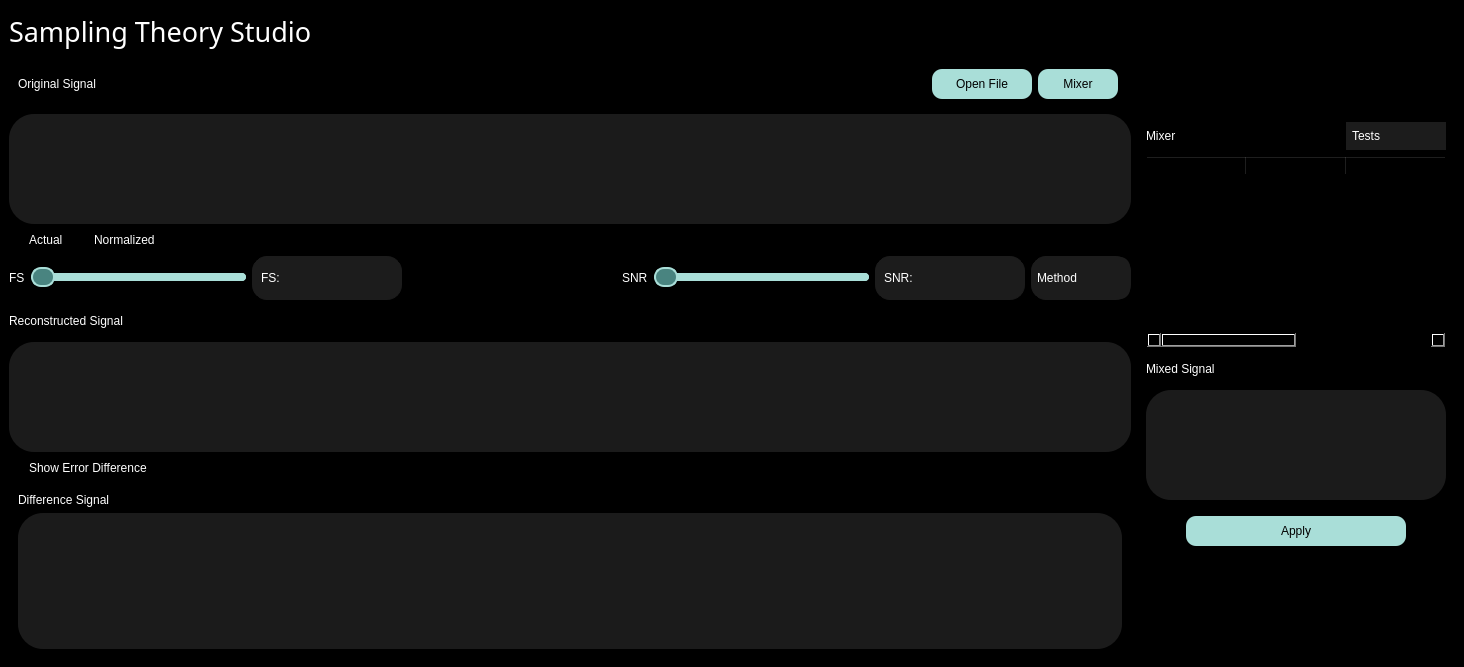
Qt form ui_version2.ui (hassnaa11/Sampling-Theory-Studio) before a commit.
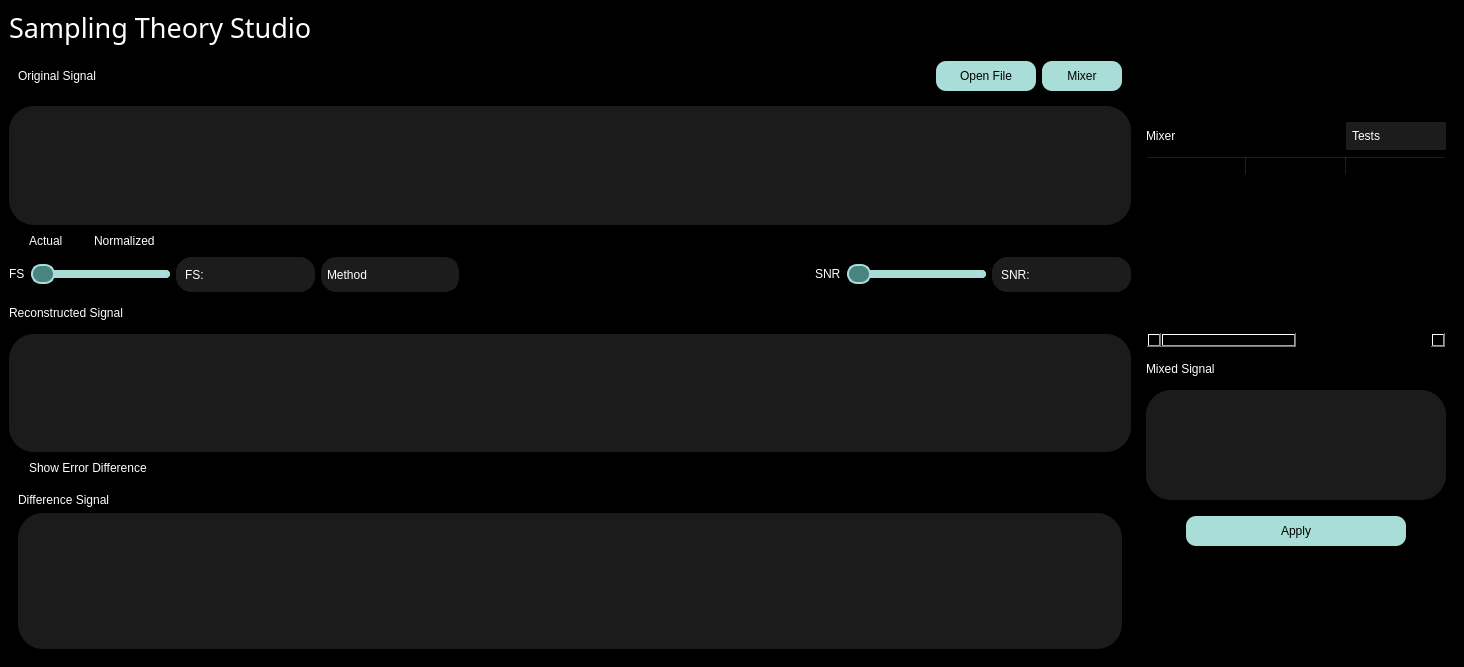
The same form after that commit. Icons and pictures are not drawn.

What changed in the file:
```diff
--- a/ui_version2.ui
+++ b/ui_version2.ui
@@ -43,16 +43,22 @@
         <item>
          <widget class="QLabel" name="title_label">
           <property name="sizePolicy">
-           <sizepolicy hsizetype="Expanding" vsizetype="Expanding">
+           <sizepolicy hsizetype="Expanding" vsizetype="Fixed">
             <horstretch>0</horstretch>
             <verstretch>0</verstretch>
            </sizepolicy>
           </property>
+          <property name="maximumSize">
+           <size>
+            <width>16777215</width>
+            <height>60</height>
+           </size>
+          </property>
           <property name="font">
            <font>
             <family>Microsoft PhagsPa</family>
             <pointsize>20</pointsize>
-            <weight>9</weight>
+            <weight>50</weight>
             <italic>false</italic>
             <bold>false</bold>
            </font>
@@ -78,7 +84,7 @@
         <item alignment="Qt::AlignLeft">
          <widget class="QWidget" name="top_task_bar_widget" native="true">
           <property name="sizePolicy">
-           <sizepolicy hsizetype="Expanding" vsizetype="Expanding">
+           <sizepolicy hsizetype="Expanding" vsizetype="Fixed">
             <horstretch>0</horstretch>
             <verstretch>0</verstretch>
            </sizepolicy>
@@ -132,7 +138,7 @@
                </property>
                <property name="sizeHint" stdset="0">
                 <size>
-                 <width>800</width>
+                 <width>1200</width>
                  <height>20</height>
                 </size>
                </property>
@@ -225,7 +231,7 @@
         <item>
          <widget class="QWidget" name="original_signal_graph" native="true">
           <property name="enabled">
-           <bool>false</bool>
+           <bool>true</bool>
           </property>
           <property name="sizePolicy">
            <sizepolicy hsizetype="Expanding" vsizetype="Expanding">
@@ -310,7 +316,7 @@
           <item>
            <widget class="QLabel" name="fs_label">
             <property name="sizePolicy">
-             <sizepolicy hsizetype="Fixed" vsizetype="Expanding">
+             <sizepolicy hsizetype="Fixed" vsizetype="Fixed">
               <horstretch>0</horstretch>
               <verstretch>0</verstretch>
              </sizepolicy>
@@ -394,14 +400,14 @@
           <item>
            <widget class="QLabel" name="label">
             <property name="sizePolicy">
-             <sizepolicy hsizetype="Expanding" vsizetype="Expanding">
+             <sizepolicy hsizetype="Expanding" vsizetype="Preferred">
               <horstretch>0</horstretch>
               <verstretch>0</verstretch>
              </sizepolicy>
             </property>
             <property name="maximumSize">
              <size>
-              <width>150</width>
+              <width>140</width>
               <height>16777215</height>
              </size>
             </property>
@@ -418,138 +424,10 @@
             </property>
            </widget>
           </item>
-          <item>
-           <layout class="QHBoxLayout" name="horizontalLayout_3">
-            <item>
-             <spacer name="horizontalSpacer_2">
-              <property name="orientation">
-               <enum>Qt::Horizontal</enum>
-              </property>
-              <property name="sizeHint" stdset="0">
-               <size>
-                <width>200</width>
-                <height>20</height>
-               </size>
-              </property>
-             </spacer>
-            </item>
-           </layout>
-          </item>
-          <item>
-           <widget class="QLabel" name="snr_label">
-            <property name="sizePolicy">
-             <sizepolicy hsizetype="Fixed" vsizetype="Preferred">
-              <horstretch>0</horstretch>
-              <verstretch>0</verstretch>
-             </sizepolicy>
-            </property>
-            <property name="maximumSize">
-             <size>
-              <width>80</width>
-              <height>16777215</height>
-             </size>
-            </property>
-            <property name="styleSheet">
-             <string notr="true">color: rgb(255, 255, 255);
-font: italic 10pt &quot;Georgia&quot;;
-</string>
-            </property>
-            <property name="text">
-             <string>SNR</string>
-            </property>
-           </widget>
-          </item>
-          <item>
-           <widget class="QSlider" name="fs_horizontalSlider">
-            <property name="sizePolicy">
-             <sizepolicy hsizetype="Expanding" vsizetype="Fixed">
-              <horstretch>0</horstretch>
-              <verstretch>0</verstretch>
-             </sizepolicy>
-            </property>
-            <property name="minimumSize">
-             <size>
-              <width>80</width>
-              <height>0</height>
-             </size>
-            </property>
-            <property name="maximumSize">
-             <size>
-              <width>250</width>
-              <height>16777215</height>
-             </size>
-            </property>
-            <property name="styleSheet">
-             <string notr="true">QSlider::groove:horizontal {
-        height: 8px;
-        background: #A9DED8;
-        border-radius: 4px;
-    }
-    QSlider::handle:horizontal {
-        background: #498480;
-        border: 2px solid #A9DED8;
-        width: 20px;
-        height: 20px;
-        margin: -6px 0;
-        border-radius: 10px;
-    }
-    QSlider::sub-page:horizontal {
-        background: #498480;
-        border-radius: 4px;
-    }
-    QSlider::add-page:horizontal {
-        background: #A9DED8;
-        border-radius: 4px;
-    }
-
- QSlider::tick-position:both {
-        height: 12px; /* Make the tick marks taller */
-        width: 3px;   /* Adjust the tick width */
-    }
-
-    QSlider::tick:horizontal {
-        background: white;  /* Make the ticks white */
-    }</string>
-            </property>
-            <property name="orientation">
-             <enum>Qt::Horizontal</enum>
-            </property>
-            <property name="tickPosition">
-             <enum>QSlider::TicksBothSides</enum>
-            </property>
-           </widget>
-          </item>
-          <item>
-           <widget class="QLabel" name="label_2">
-            <property name="sizePolicy">
-             <sizepolicy hsizetype="Expanding" vsizetype="Expanding">
-              <horstretch>0</horstretch>
-              <verstretch>0</verstretch>
-             </sizepolicy>
-            </property>
-            <property name="maximumSize">
-             <size>
-              <width>150</width>
-              <height>16777215</height>
-             </size>
-            </property>
-            <property name="styleSheet">
-             <string notr="true">  background-color: #1C1C1C;  /* Background color */
-    color: white;  /* Text color */
-    border: 1px solid #1C1C1C;
-    border-radius: 15px;  /* Rounded corners */
-    padding: 5px;
-	font: italic 10pt &quot;Georgia&quot;;</string>
-            </property>
-            <property name="text">
-             <string>SNR: </string>
-            </property>
-           </widget>
-          </item>
           <item>
            <widget class="QComboBox" name="methods_comboBox">
             <property name="sizePolicy">
-             <sizepolicy hsizetype="Fixed" vsizetype="Expanding">
+             <sizepolicy hsizetype="MinimumExpanding" vsizetype="Fixed">
               <horstretch>0</horstretch>
               <verstretch>0</verstretch>
              </sizepolicy>
@@ -614,6 +492,134 @@
             </item>
            </widget>
           </item>
+          <item>
+           <layout class="QHBoxLayout" name="horizontalLayout_3">
+            <item>
+             <spacer name="horizontalSpacer_2">
+              <property name="orientation">
+               <enum>Qt::Horizontal</enum>
+              </property>
+              <property name="sizeHint" stdset="0">
+               <size>
+                <width>350</width>
+                <height>20</height>
+               </size>
+              </property>
+             </spacer>
+            </item>
+           </layout>
+          </item>
+          <item>
+           <widget class="QLabel" name="snr_label">
+            <property name="sizePolicy">
+             <sizepolicy hsizetype="Fixed" vsizetype="Fixed">
+              <horstretch>0</horstretch>
+              <verstretch>0</verstretch>
+             </sizepolicy>
+            </property>
+            <property name="maximumSize">
+             <size>
+              <width>80</width>
+              <height>16777215</height>
+             </size>
+            </property>
+            <property name="styleSheet">
+             <string notr="true">color: rgb(255, 255, 255);
+font: italic 10pt &quot;Georgia&quot;;
+</string>
+            </property>
+            <property name="text">
+             <string>SNR</string>
+            </property>
+           </widget>
+          </item>
+          <item>
+           <widget class="QSlider" name="fs_horizontalSlider">
+            <property name="sizePolicy">
+             <sizepolicy hsizetype="Expanding" vsizetype="Fixed">
+              <horstretch>0</horstretch>
+              <verstretch>0</verstretch>
+             </sizepolicy>
+            </property>
+            <property name="minimumSize">
+             <size>
+              <width>80</width>
+              <height>0</height>
+             </size>
+            </property>
+            <property name="maximumSize">
+             <size>
+              <width>250</width>
+              <height>16777215</height>
+             </size>
+            </property>
+            <property name="styleSheet">
+             <string notr="true">QSlider::groove:horizontal {
+        height: 8px;
+        background: #A9DED8;
+        border-radius: 4px;
+    }
+    QSlider::handle:horizontal {
+        background: #498480;
+        border: 2px solid #A9DED8;
+        width: 20px;
+        height: 20px;
+        margin: -6px 0;
+        border-radius: 10px;
+    }
+    QSlider::sub-page:horizontal {
+        background: #498480;
+        border-radius: 4px;
+    }
+    QSlider::add-page:horizontal {
+        background: #A9DED8;
+        border-radius: 4px;
+    }
+
+ QSlider::tick-position:both {
+        height: 12px; /* Make the tick marks taller */
+        width: 3px;   /* Adjust the tick width */
+    }
+
+    QSlider::tick:horizontal {
+        background: white;  /* Make the ticks white */
+    }</string>
+            </property>
+            <property name="orientation">
+             <enum>Qt::Horizontal</enum>
+            </property>
+            <property name="tickPosition">
+             <enum>QSlider::TicksBothSides</enum>
+            </property>
+           </widget>
+          </item>
+          <item>
+           <widget class="QLabel" name="snr_value_label">
+            <property name="sizePolicy">
+             <sizepolicy hsizetype="Expanding" vsizetype="Preferred">
+              <horstretch>0</horstretch>
+              <verstretch>0</verstretch>
+             </sizepolicy>
+            </property>
+            <property name="maximumSize">
+             <size>
+              <width>140</width>
+              <height>16777215</height>
+             </size>
+            </property>
+            <property name="styleSheet">
+             <string notr="true">  background-color: #1C1C1C;  /* Background color */
+    color: white;  /* Text color */
+    border: 1px solid #1C1C1C;
+    border-radius: 15px;  /* Rounded corners */
+    padding: 5px;
+	font: italic 10pt &quot;Georgia&quot;;</string>
+            </property>
+            <property name="text">
+             <string>SNR: </string>
+            </property>
+           </widget>
+          </item>
          </layout>
         </item>
         <item>
```
Left out of the diff: 4 changed lines with no effect on the pictures.
